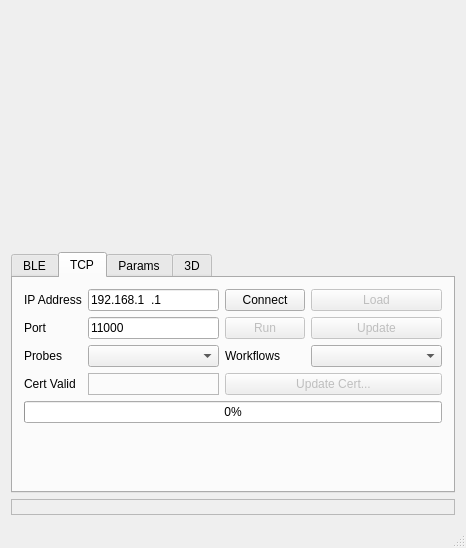
Above: src/example/qt/oemqt.ui from clariusdev/solum before the change. Below: the same form after it.
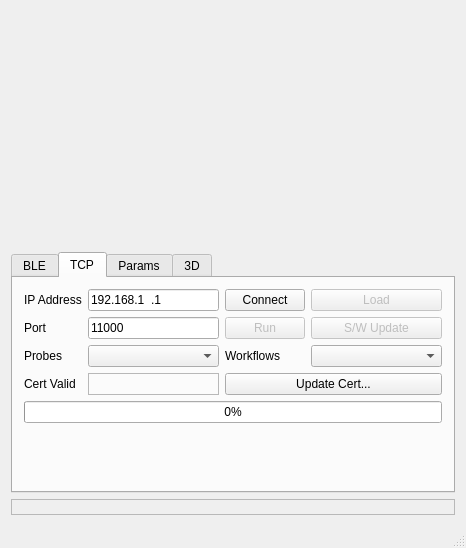
That is the form after the change. The open tabs and pages were chosen to show the change.

The edit to the form file:
```diff
--- a/src/example/qt/oemqt.ui
+++ b/src/example/qt/oemqt.ui
@@ -271,7 +271,7 @@
            <bool>false</bool>
           </property>
           <property name="text">
-           <string>Update</string>
+           <string>S/W Update</string>
           </property>
          </widget>
         </item>
@@ -366,7 +366,7 @@
         <item row="3" column="2" colspan="2">
          <widget class="QPushButton" name="updateCert">
           <property name="enabled">
-           <bool>false</bool>
+           <bool>true</bool>
           </property>
           <property name="text">
            <string>Update Cert...</string>
```
